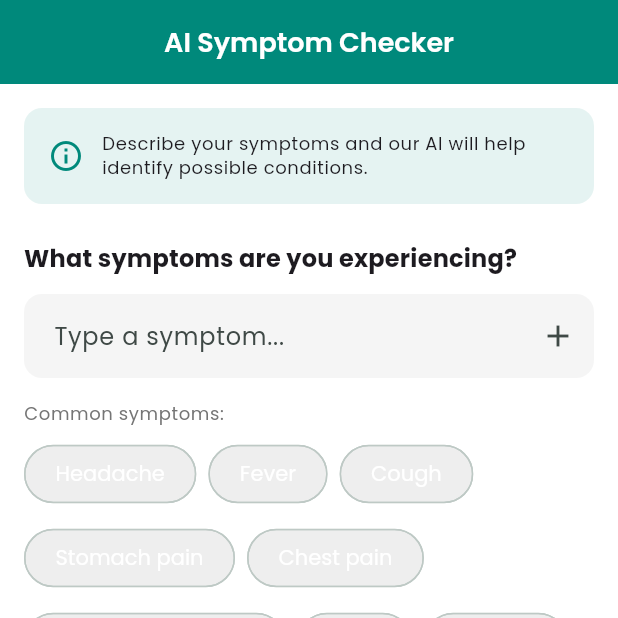
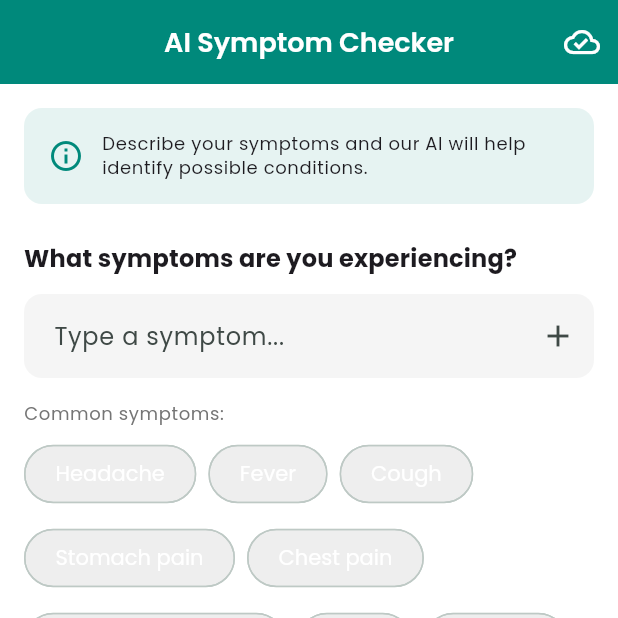
Before and after one commit to temitayocharles/healthcare_naija, a Flutter app: the HomeScreen screen opened by its route, after a tap on "Check Symptoms", on a phone screen of 412 x 824 dp, the top half of it. Run offline on Flutter 3.47's test engine with Material 3 defaults, Android fonts, the light colour scheme and no system bars; our stand-ins replace cloud_firestore, connectivity_plus, firebase_auth, firebase_core, firebase_messaging, firebase_storage and 7 more; accounts and stored records are empty.

Commit message:
feat: add pending sync operations and force sync providers; update color opacity handling in UI components

```diff
--- a/lib/core/theme/app_theme.dart
+++ b/lib/core/theme/app_theme.dart
@@ -95,7 +95,7 @@ class AppTheme {
       ),
       chipTheme: ChipThemeData(
         backgroundColor: Colors.grey[200],
-        selectedColor: primaryColor.withOpacity(0.2),
+        selectedColor: primaryColor.withValues(alpha: 0.2),
         labelStyle: GoogleFonts.poppins(fontSize: 14),
         padding: const EdgeInsets.symmetric(horizontal: 12, vertical: 8),
         shape: RoundedRectangleBorder(
--- a/lib/features/appointments/appointments_screen.dart
+++ b/lib/features/appointments/appointments_screen.dart
@@ -1,6 +1,6 @@
 import 'package:flutter/material.dart';
 import 'package:flutter_riverpod/flutter_riverpod.dart';
-import '../../core/theme/app_theme.dart';
+import '../../widgets/sync_status_action.dart';
 
 class AppointmentsScreen extends ConsumerWidget {
   const AppointmentsScreen({super.key});
@@ -12,6 +12,9 @@ class AppointmentsScreen extends ConsumerWidget {
       child: Scaffold(
         appBar: AppBar(
           title: const Text('Appointments'),
+          actions: const [
+            SyncStatusAction(),
+          ],
           bottom: const TabBar(
             labelColor: Colors.white,
             unselectedLabelColor: Colors.white70,
--- a/lib/features/appointments/booking_screen.dart
+++ b/lib/features/appointments/booking_screen.dart
@@ -239,7 +239,7 @@ class _BookingScreenState extends ConsumerState<BookingScreen> {
               subtitle: const Text('Skip the queue for urgent care'),
               value: _isEmergency,
               onChanged: (value) => setState(() => _isEmergency = value),
-              activeColor: AppTheme.errorColor,
+              activeThumbColor: AppTheme.errorColor,
             ),
             const SizedBox(height: 24),
 
--- a/lib/features/auth/login_screen.dart
+++ b/lib/features/auth/login_screen.dart
@@ -272,7 +272,7 @@ class _RoleChip extends StatelessWidget {
       label: Text(label),
       selected: isSelected,
       onSelected: (_) => onSelected(value),
-      selectedColor: AppTheme.primaryColor.withOpacity(0.2),
+      selectedColor: AppTheme.primaryColor.withValues(alpha: 0.2),
       checkmarkColor: AppTheme.primaryColor,
     );
   }
--- a/lib/features/health_records/health_records_screen.dart
+++ b/lib/features/health_records/health_records_screen.dart
@@ -1,6 +1,7 @@
 import 'package:flutter/material.dart';
 import 'package:flutter_riverpod/flutter_riverpod.dart';
 import '../../core/theme/app_theme.dart';
+import '../../widgets/sync_status_action.dart';
 
 class HealthRecordsScreen extends ConsumerWidget {
   const HealthRecordsScreen({super.key});
@@ -11,6 +12,7 @@ class HealthRecordsScreen extends ConsumerWidget {
       appBar: AppBar(
         title: const Text('Health Records'),
         actions: [
+          const SyncStatusAction(),
           IconButton(
             icon: const Icon(Icons.add),
             onPressed: () {
@@ -29,7 +31,7 @@ class HealthRecordsScreen extends ConsumerWidget {
               padding: const EdgeInsets.all(20),
               decoration: BoxDecoration(
                 gradient: LinearGradient(
-                  colors: [Colors.purple, Colors.purple.withOpacity(0.7)],
+                  colors: [Colors.purple, Colors.purple.withValues(alpha: 0.7)],
                 ),
                 borderRadius: BorderRadius.circular(16),
               ),
--- a/lib/features/home/home_screen.dart
+++ b/lib/features/home/home_screen.dart
@@ -2,7 +2,7 @@ import 'package:flutter/material.dart';
 import 'package:flutter_riverpod/flutter_riverpod.dart';
 import 'package:go_router/go_router.dart';
 import '../../core/theme/app_theme.dart';
-import '../../core/constants/app_constants.dart';
+import '../../widgets/sync_status_action.dart';
 
 class HomeScreen extends ConsumerWidget {
   const HomeScreen({super.key});
@@ -13,6 +13,7 @@ class HomeScreen extends ConsumerWidget {
       appBar: AppBar(
         title: const Text('Nigeria Health Care'),
         actions: [
+          const SyncStatusAction(),
           IconButton(
             icon: const Icon(Icons.notifications_outlined),
             onPressed: () {},
@@ -31,7 +32,7 @@ class HomeScreen extends ConsumerWidget {
                 gradient: LinearGradient(
                   colors: [
                     AppTheme.primaryColor,
-                    AppTheme.primaryColor.withOpacity(0.8),
+                    AppTheme.primaryColor.withValues(alpha: 0.8),
                   ],
                   begin: Alignment.topLeft,
                   end: Alignment.bottomRight,
@@ -52,7 +53,7 @@ class HomeScreen extends ConsumerWidget {
                   Text(
                     'How can we help you today?',
                     style: Theme.of(context).textTheme.bodyLarge?.copyWith(
-                      color: Colors.white.withOpacity(0.9),
+                      color: Colors.white.withValues(alpha: 0.9),
                     ),
                   ),
                   const SizedBox(height: 16),
@@ -127,16 +128,16 @@ class HomeScreen extends ConsumerWidget {
             Container(
               padding: const EdgeInsets.all(16),
               decoration: BoxDecoration(
-                color: AppTheme.errorColor.withOpacity(0.1),
+                color: AppTheme.errorColor.withValues(alpha: 0.1),
                 borderRadius: BorderRadius.circular(12),
-                border: Border.all(color: AppTheme.errorColor.withOpacity(0.3)),
+                border: Border.all(color: AppTheme.errorColor.withValues(alpha: 0.3)),
               ),
               child: Row(
                 children: [
                   Container(
                     padding: const EdgeInsets.all(12),
                     decoration: BoxDecoration(
-                      color: AppTheme.errorColor.withOpacity(0.2),
+                      color: AppTheme.errorColor.withValues(alpha: 0.2),
                       shape: BoxShape.circle,
                     ),
                     child: const Icon(
@@ -294,7 +295,7 @@ class _QuickActionCard extends StatelessWidget {
       child: Container(
         padding: const EdgeInsets.all(16),
         decoration: BoxDecoration(
-          color: color.withOpacity(0.1),
+          color: color.withValues(alpha: 0.1),
           borderRadius: BorderRadius.circular(12),
         ),
         child: Column(
--- a/lib/features/profile/profile_screen.dart
+++ b/lib/features/profile/profile_screen.dart
@@ -2,6 +2,7 @@ import 'package:flutter/material.dart';
 import 'package:flutter_riverpod/flutter_riverpod.dart';
 import 'package:go_router/go_router.dart';
 import '../../core/theme/app_theme.dart';
+import '../../widgets/sync_status_action.dart';
 
 class ProfileScreen extends ConsumerWidget {
   const ProfileScreen({super.key});
@@ -12,6 +13,7 @@ class ProfileScreen extends ConsumerWidget {
       appBar: AppBar(
         title: const Text('Profile'),
         actions: [
+          const SyncStatusAction(),
           IconButton(
             icon: const Icon(Icons.settings),
             onPressed: () {},
@@ -30,7 +32,7 @@ class ProfileScreen extends ConsumerWidget {
                 borderRadius: BorderRadius.circular(12),
                 boxShadow: [
                   BoxShadow(
-                    color: Colors.grey.withOpacity(0.1),
+                    color: Colors.grey.withValues(alpha: 0.1),
                     blurRadius: 10,
                     offset: const Offset(0, 2),
                   ),
@@ -40,7 +42,7 @@ class ProfileScreen extends ConsumerWidget {
                 children: [
                   CircleAvatar(
                     radius: 50,
-                    backgroundColor: AppTheme.primaryColor.withOpacity(0.1),
+                    backgroundColor: AppTheme.primaryColor.withValues(alpha: 0.1),
                     child: const Icon(Icons.person, size: 50, color: AppTheme.primaryColor),
                   ),
                   const SizedBox(height: 16),
--- a/lib/features/symptom_checker/symptom_checker_screen.dart
+++ b/lib/features/symptom_checker/symptom_checker_screen.dart
@@ -2,9 +2,9 @@ import 'package:flutter/material.dart';
 import 'package:flutter_riverpod/flutter_riverpod.dart';
 import 'package:uuid/uuid.dart';
 import '../../core/theme/app_theme.dart';
-import '../../core/services/ai_service.dart';
 import '../../core/providers/providers.dart';
 import '../../models/symptom_record.dart';
+import '../../widgets/sync_status_action.dart';
 
 class SymptomCheckerScreen extends ConsumerStatefulWidget {
   const SymptomCheckerScreen({super.key});
@@ -132,6 +132,7 @@ class _SymptomCheckerScreenState extends ConsumerState<SymptomCheckerScreen> {
       appBar: AppBar(
         title: const Text('AI Symptom Checker'),
         actions: [
+          const SyncStatusAction(),
           if (_selectedSymptoms.isNotEmpty || _analysisResult != null)
             IconButton(
               icon: const Icon(Icons.refresh),
@@ -148,7 +149,7 @@ class _SymptomCheckerScreenState extends ConsumerState<SymptomCheckerScreen> {
             Container(
               padding: const EdgeInsets.all(16),
               decoration: BoxDecoration(
-                color: AppTheme.primaryColor.withOpacity(0.1),
+                color: AppTheme.primaryColor.withValues(alpha: 0.1),
                 borderRadius: BorderRadius.circular(12),
               ),
               child: Row(
@@ -276,7 +277,7 @@ class _SymptomCheckerScreenState extends ConsumerState<SymptomCheckerScreen> {
               Container(
                 padding: const EdgeInsets.all(16),
                 decoration: BoxDecoration(
-                  color: _getSeverityColor(_analysisResult!['severity']).withOpacity(0.1),
+                  color: _getSeverityColor(_analysisResult!['severity']).withValues(alpha: 0.1),
                   borderRadius: BorderRadius.circular(12),
                   border: Border.all(
                     color: _getSeverityColor(_analysisResult!['severity']),
--- a/lib/features/telemedicine/telemedicine_screen.dart
+++ b/lib/features/telemedicine/telemedicine_screen.dart
@@ -1,6 +1,7 @@
 import 'package:flutter/material.dart';
 import 'package:flutter_riverpod/flutter_riverpod.dart';
 import '../../core/theme/app_theme.dart';
+import '../../widgets/sync_status_action.dart';
 
 class TelemedicineScreen extends ConsumerWidget {
   const TelemedicineScreen({super.key});
@@ -10,6 +11,9 @@ class TelemedicineScreen extends ConsumerWidget {
     return Scaffold(
       appBar: AppBar(
         title: const Text('Telemedicine'),
+        actions: const [
+          SyncStatusAction(),
+        ],
       ),
       body: SingleChildScrollView(
         padding: const EdgeInsets.all(16),
@@ -21,7 +25,7 @@ class TelemedicineScreen extends ConsumerWidget {
               padding: const EdgeInsets.all(20),
               decoration: BoxDecoration(
                 gradient: LinearGradient(
-                  colors: [Colors.blue, Colors.blue.withOpacity(0.7)],
+                  colors: [Colors.blue, Colors.blue.withValues(alpha: 0.7)],
                 ),
                 borderRadius: BorderRadius.circular(16),
               ),
--- /dev/null
+++ b/lib/widgets/sync_status_action.dart
@@ -0,0 +1,63 @@
+import 'package:flutter/material.dart';
+import 'package:flutter_riverpod/flutter_riverpod.dart';
+
+import '../core/providers/providers.dart';
+
+class SyncStatusAction extends ConsumerWidget {
+  const SyncStatusAction({super.key});
+
+  @override
+  Widget build(BuildContext context, WidgetRef ref) {
+    final pending = ref.watch(pendingSyncOperationsProvider).asData?.value ?? 0;
+
+    return IconButton(
+      tooltip: pending > 0 ? '$pending pending sync operation(s)' : 'All changes synced',
+      onPressed: () async {
+        await ref.read(syncQueueServiceProvider).flushQueue();
+        if (!context.mounted) {
+          return;
+        }
+        final currentPending = ref.read(pendingSyncOperationsProvider).asData?.value ?? 0;
+        ScaffoldMessenger.of(context).showSnackBar(
+          SnackBar(
+            content: Text(
+              currentPending > 0
+                  ? '$currentPending operation(s) still pending'
+                  : 'Sync complete',
+            ),
+          ),
+        );
+      },
+      icon: Stack(
+        clipBehavior: Clip.none,
+        children: [
+          Icon(
+            pending > 0 ? Icons.cloud_upload_outlined : Icons.cloud_done_outlined,
+          ),
+          if (pending > 0)
+            Positioned(
+              right: -6,
+              top: -6,
+              child: Container(
+                padding: const EdgeInsets.symmetric(horizontal: 5, vertical: 1),
+                decoration: BoxDecoration(
+                  color: Colors.red,
+                  borderRadius: BorderRadius.circular(10),
+                ),
+                constraints: const BoxConstraints(minWidth: 16, minHeight: 16),
+                child: Text(
+                  pending > 99 ? '99+' : '$pending',
+                  style: const TextStyle(
+                    color: Colors.white,
+                    fontSize: 9,
+                    fontWeight: FontWeight.w600,
+                  ),
+                  textAlign: TextAlign.center,
+                ),
+              ),
+            ),
+        ],
+      ),
+    );
+  }
+}
```
Also changed, not shown: lib/core/providers/providers.dart (+10 -0 lines), lib/core/services/sync_queue_service.dart (+13 -0 lines), lib/features/emergency/emergency_screen.dart (+6 -2 lines), lib/features/provider_search/provider_search_screen.dart (+6 -2 lines).
